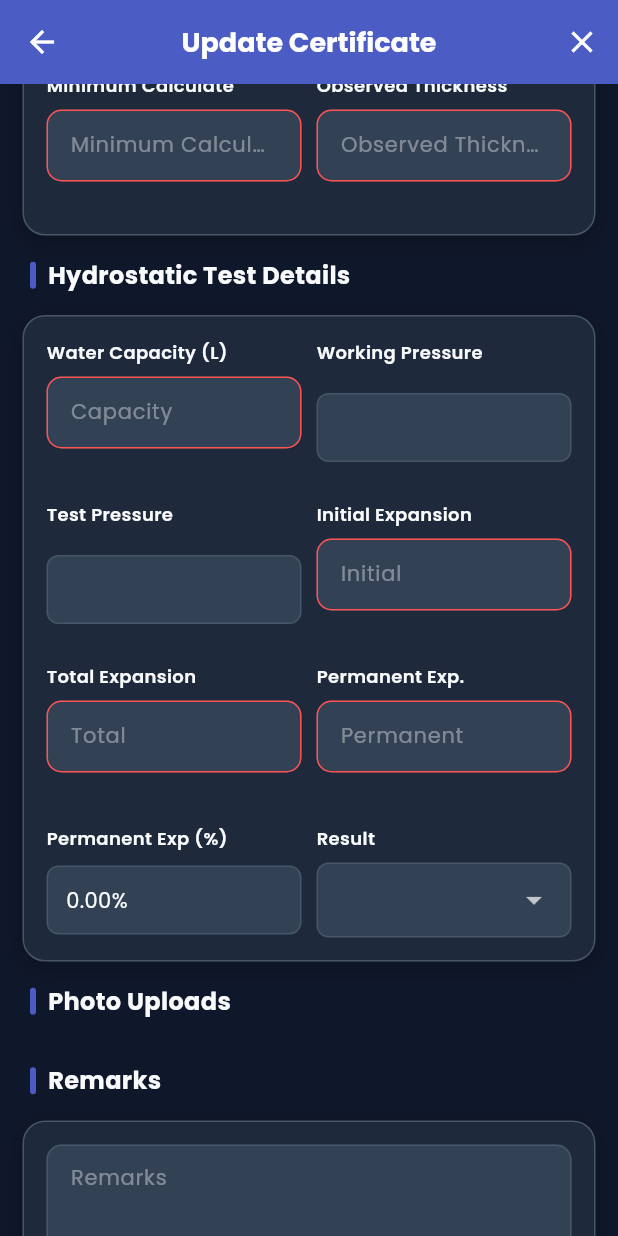
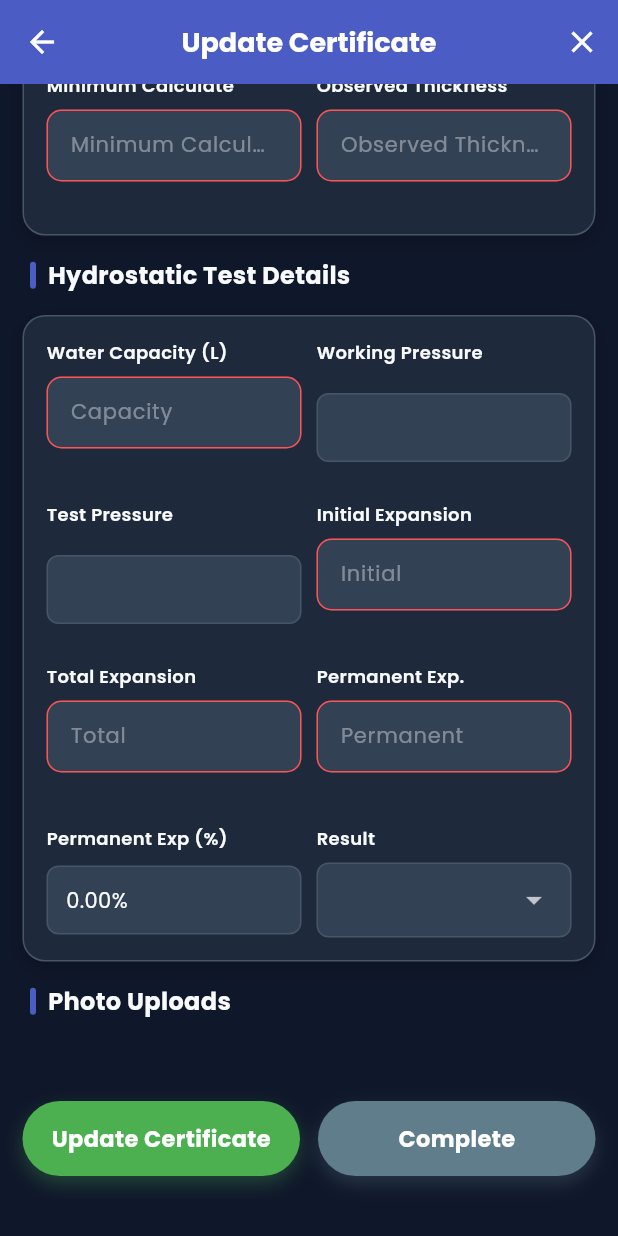
Before and after one commit to krishna567789/premium_engneering_app, a Flutter app: the Role2EditCertificateScreen screen opened directly with empty values, scrolled down 1977 dp, on a phone screen of 412 x 824 dp. Run offline on Flutter 3.47's test engine with Material 3 defaults, Android fonts, the phone set to English and light mode, and no system bars; our stand-ins replace animate_do, dio, equatable, flutter_screenutil, flutter_secure_storage, google_fonts and 4 more; accounts and stored records are empty; network calls fail.

Commit message:
----------

```diff
--- a/lib/features/certificate/screens/role2_edit_certificate_screen.dart
+++ b/lib/features/certificate/screens/role2_edit_certificate_screen.dart
@@ -595,6 +595,10 @@ class _Role2EditCertificateScreenState
   }
 
   void _showVehicleWarningDialog(String m) {
+    setState(() {
+      isRemarkRequired = true;
+      remarksController.text = m;
+    });
     showDialog(
       context: context,
       barrierDismissible: false,
@@ -676,6 +680,11 @@ class _Role2EditCertificateScreenState
   }
 
   void _showEarlyTestingDialog() {
+    const String message = "You’ve come in for testing earlier than the scheduled interval. If you proceed, you must provide a reason in the Remarks field below.";
+    setState(() {
+      isRemarkRequired = true;
+      remarksController.text = message;
+    });
     showDialog(
       context: context,
       builder: (context) => AlertDialog(
@@ -688,7 +697,7 @@ class _Role2EditCertificateScreenState
           ],
         ),
         content: const Text(
-          "You’ve come in for testing earlier than the scheduled interval. If you proceed, you must provide a reason in the Remarks field below.",
+          message,
           style: TextStyle(fontSize: 16),
         ),
         actions: [
@@ -2264,9 +2273,25 @@ class _Role2EditCertificateScreenState
                         ),
                     ],
 
+                    if (isRemarkRequired) ...[
                       _buildSectionHeader("Remarks"),
                       _buildActionCard(
-                      child: _ManualField(
+                        child: Column(
+                          crossAxisAlignment: CrossAxisAlignment.start,
+                          children: [
+                            if (isEarlyTestingDetected)
+                              const Padding(
+                                padding: EdgeInsets.only(bottom: 6),
+                                child: Text(
+                                  "Early testing detected. Reason is required.",
+                                  style: TextStyle(
+                                    color: Colors.orange,
+                                    fontSize: 13,
+                                    fontWeight: FontWeight.w500,
+                                  ),
+                                ),
+                              ),
+                            _ManualField(
                               hint: "Remarks",
                               controller: remarksController,
                               validator: (v) {
@@ -2277,7 +2302,10 @@ class _Role2EditCertificateScreenState
                               },
                               maxLines: 3,
                             ),
-                    ),
+                          ],
+                        ),
+                      ),
+                    ],
                     const SizedBox(height: 40),
                     Consumer<HomeProvider>(
                       builder: (context, prov, _) {
```
Also changed, not shown: lib/features/home/screens/role2_screen.dart (+6 -1 lines). Lines whose indentation alone changed are shown as unchanged.
